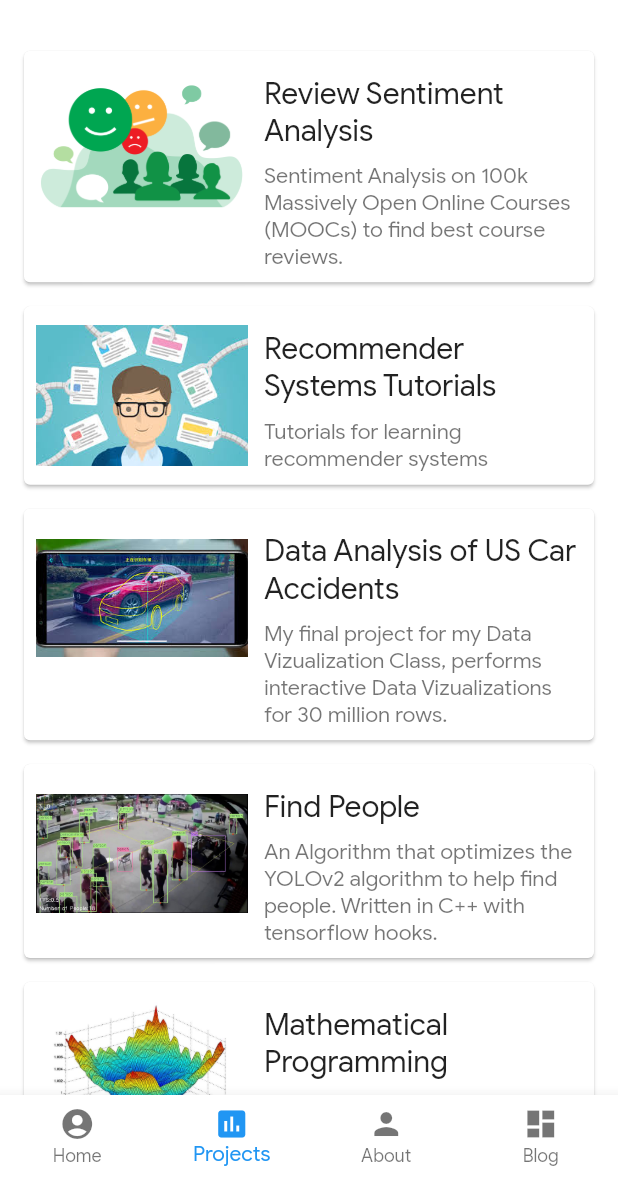
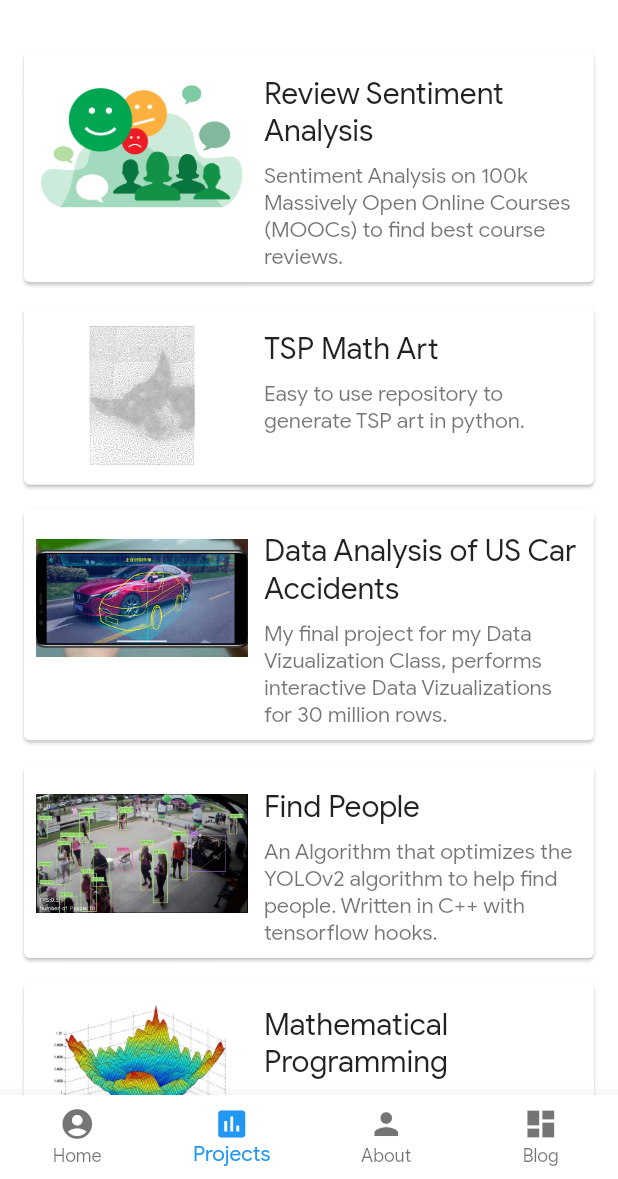
Before and after one commit to RoboTums/personal_website, a Flutter app: the screen it shows after launch, item 2 of the bottom bar chosen, on a phone screen of 412 x 824 dp, the part 57-1236 px from its top. Run offline on Flutter 3.47's test engine with Material 2 defaults, Android fonts, the phone set to English and light mode, and no system bars; missing offline and left inert: dart:html.

Commit message:
updated project list

```diff
--- a/tumas_rackaitis/lib/config/assets.dart
+++ b/tumas_rackaitis/lib/config/assets.dart
@@ -11,7 +11,7 @@ class Assets{
   static const fantasy_football = 'assets/footbal2.jpg';
   static const sports_prediction = 'assets/fantasyfootballai.jpg';
   static const mathematical_programming = 'assets/optimizationw.jpg';
-  static const rec1 = 'assets/recommender_systems_tutorial.jpg';
+  static const shasta_tsp = 'assets/shastaTsp.png';
   static const rec2 = 'assets/recommender2.jpg';
   static const rec3 = 'assets/recommenderSYs3.jpg';
   static const sentiment_analysis = 'assets/sentiment_analysis.png';
--- a/tumas_rackaitis/lib/config/projects.dart
+++ b/tumas_rackaitis/lib/config/projects.dart
@@ -10,11 +10,11 @@ final List<Project> projects = [
       link:
       'https://github.com/RoboTums/ReviewSentimentAnalysis'),
   Project(
-      name: 'Recommender Systems Tutorials',
-      image: Assets.rec1,
+      name: 'TSP Math Art',
+      image: Assets.shasta_tsp,
       description:
-      'Tutorials for learning recommender systems',
-      link: 'https://github.com/RoboTums/RecommenderSystemsOverview'),
+      'Easy to use repository to generate TSP art in python.',
+      link: 'https://github.com/RoboTums/PyTSPArt'),
   Project(
       name: 'Data Analysis of US Car Accidents',
       image: Assets.car_accident,
--- a/tumas_rackaitis/lib/tabs/info_tab.dart
+++ b/tumas_rackaitis/lib/tabs/info_tab.dart
@@ -30,7 +30,7 @@ class _MyHomePageState extends State<InfoTab> {
           padding: padding,
           child: new InkWell(
             onTap: () {
-              setState(() => selected_info=index);
+              setState(() => selected_info = index);
             },
             child: new Container(
               decoration: new BoxDecoration(
@@ -41,13 +41,12 @@ class _MyHomePageState extends State<InfoTab> {
                       color: Colors.black.withAlpha(70),
                       offset: const Offset(3.0, 10.0),
                       blurRadius: 15.0)
-                ], image: new DecorationImage(
-                  image: new ExactAssetImage(
-                      '${personalInfo[index].image}'),
+                ],
+                image: new DecorationImage(
+                  image: new ExactAssetImage('${personalInfo[index].image}'),
                   fit: BoxFit.fill,
                 ),
               ),
-//                                    height: 200.0,
               width: 200.0,
               child: new Stack(
                 children: <Widget>[
@@ -79,7 +78,6 @@ class _MyHomePageState extends State<InfoTab> {
       },
       scrollDirection: Axis.horizontal,
       itemCount: personalInfo.length,
-
     );
 
     final body = new Scaffold(
@@ -104,26 +102,26 @@ class _MyHomePageState extends State<InfoTab> {
                         padding: new EdgeInsets.only(left: 8.0),
                         child: new Text(
                           'My Work and Other Experiences',
-
                         )),
                   ),
                   new Container(
-                      height: 300.0, width: _width, child: headerList),
+                      height: 250.0, width: _width, child: headerList),
                   new Expanded(
                       child: ListView.builder(
-                        itemCount: personalInfo[selected_info].descriptions.length,
+                          itemCount:
+                              personalInfo[selected_info].descriptions.length,
                           itemBuilder: (context, bottom_index) {
                             return new ListTile(
                               title: new Column(
                                 children: <Widget>[
                                   new Row(
-                            crossAxisAlignment: CrossAxisAlignment.start,
+                                    crossAxisAlignment:
+                                        CrossAxisAlignment.start,
                                     children: <Widget>[
                                       new Container(
                                         height: 72.0,
                                         width: 72.0,
                                         decoration: new BoxDecoration(
-
                                             borderRadius: new BorderRadius.all(
                                                 new Radius.circular(12.0)),
                                             image: new DecorationImage(
@@ -134,37 +132,37 @@ class _MyHomePageState extends State<InfoTab> {
                                             )),
                                       ),
                                       new SizedBox(
-                                width: 8.0,
+                                        width: 20.0,
                                       ),
                                       new Expanded(
                                           child: new Column(
-                                mainAxisAlignment: MainAxisAlignment.start,
-                                crossAxisAlignment: CrossAxisAlignment.start,
+                                        mainAxisAlignment:
+                                            MainAxisAlignment.start,
+                                        crossAxisAlignment:
+                                            CrossAxisAlignment.start,
                                         children: <Widget>[
                                           new Text(
                                             '${personalInfo[selected_info].descriptions[bottom_index]}',
-
                                           ),
                                           //It is possible to add another text widget here.
                                         ],
                                       )),
                                       new Expanded(
                                           child: new Column(
-                                mainAxisAlignment: MainAxisAlignment.center,
-                                crossAxisAlignment: CrossAxisAlignment.center,
+                                        mainAxisAlignment:
+                                            MainAxisAlignment.center,
+                                        crossAxisAlignment:
+                                            CrossAxisAlignment.center,
                                         children: <Widget>[
                                           new Text(
                                             "Skills Developed:",
-
                                           ),
                                           new Text(
                                             '${personalInfo[selected_info].skills[bottom_index]}',
                                             textAlign: TextAlign.center,
-
                                           )
                                         ],
                                       )),
-
                                     ],
                                   ),
                                   new Divider(),
```
Also changed, not shown: tumas_rackaitis/assets/shastaTsp.png (added), 2 other files. Lines whose indentation alone changed are shown as unchanged.
